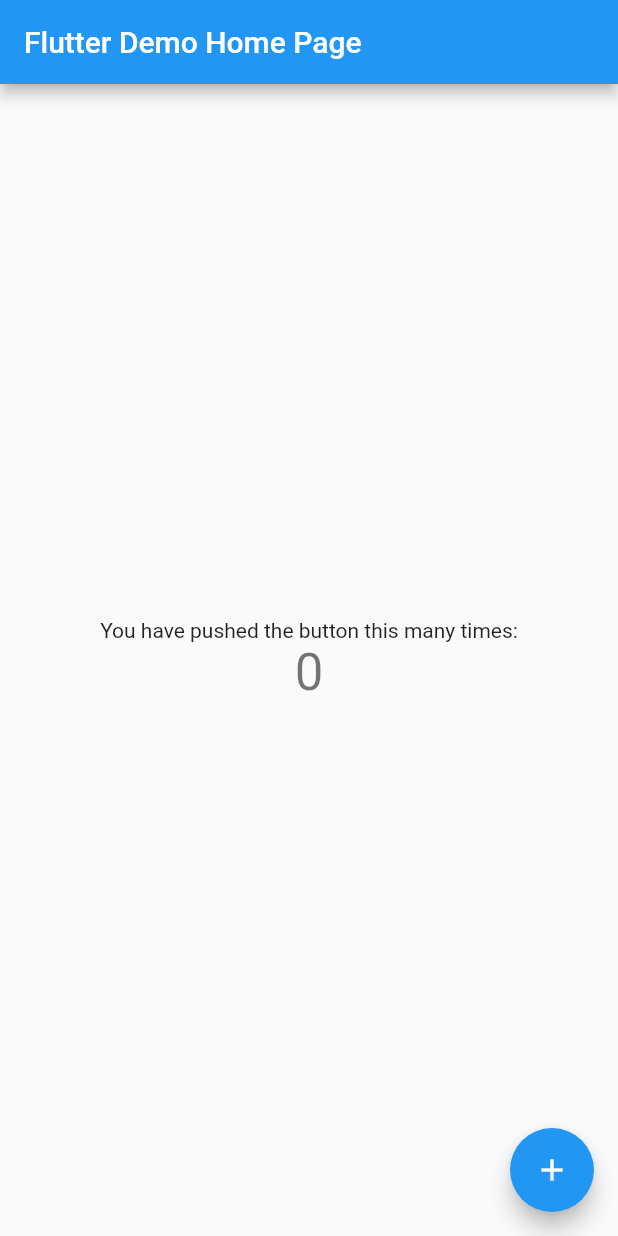
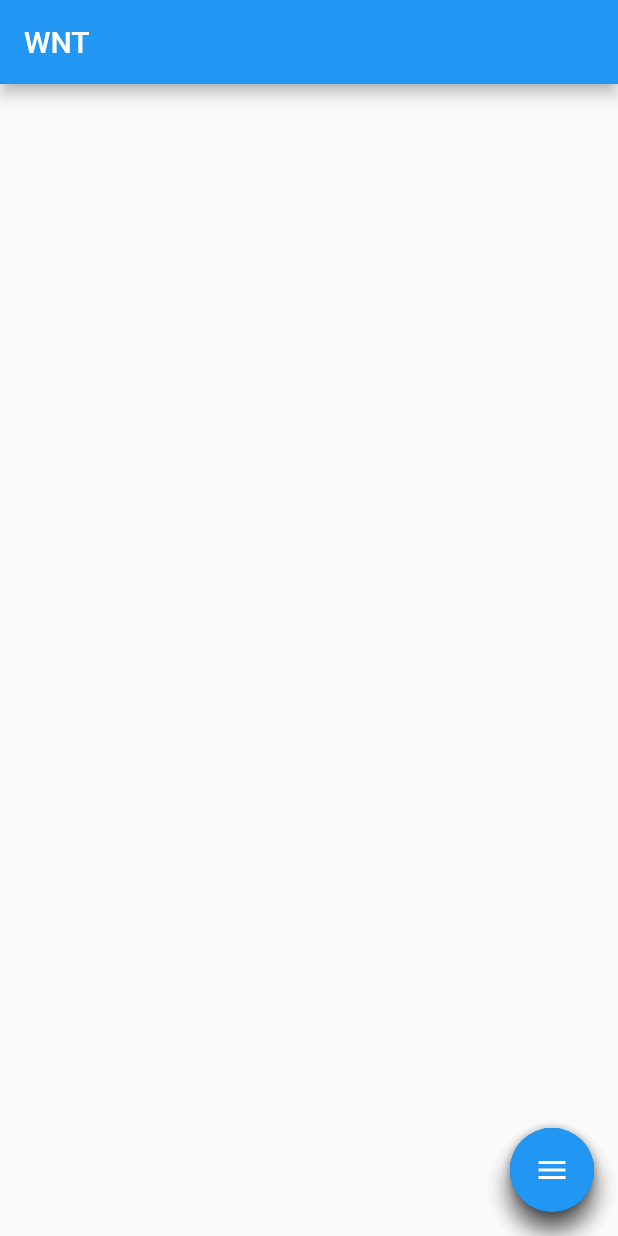
Before and after one commit to Mikiyas721/WCT, a Flutter app: the screen it shows after launch, on a phone screen of 412 x 824 dp. Run offline on Flutter 3.47's test engine with Material 2 defaults, Android fonts, the light colour scheme and no system bars.

Commit message:
Added raw custom fab code

```diff
--- a/lib/main.dart
+++ b/lib/main.dart
@@ -1,111 +1,18 @@
 import 'package:flutter/material.dart';
+import 'package:wct/ui/pages/homePage.dart';
 
 void main() => runApp(MyApp());
 
 class MyApp extends StatelessWidget {
-  // This widget is the root of your application.
+  final routes = {
+    '/': (BuildContext context)=>HomePage()
+  };
   @override
   Widget build(BuildContext context) {
     return MaterialApp(
-      title: 'Flutter Demo',
-      theme: ThemeData(
-        // This is the theme of your application.
-        //
-        // Try running your application with "flutter run". You'll see the
-        // application has a blue toolbar. Then, without quitting the app, try
-        // changing the primarySwatch below to Colors.green and then invoke
-        // "hot reload" (press "r" in the console where you ran "flutter run",
-        // or simply save your changes to "hot reload" in a Flutter IDE).
-        // Notice that the counter didn't reset back to zero; the application
-        // is not restarted.
-        primarySwatch: Colors.blue,
-      ),
-      home: MyHomePage(title: 'Flutter Demo Home Page'),
+      title: 'Water and Calorie Tracker',
+      routes: routes,
+      initialRoute: '/',
     );
   }
 }
-
-class MyHomePage extends StatefulWidget {
-  MyHomePage({Key key, this.title}) : super(key: key);
-
-  // This widget is the home page of your application. It is stateful, meaning
-  // that it has a State object (defined below) that contains fields that affect
-  // how it looks.
-
-  // This class is the configuration for the state. It holds the values (in this
-  // case the title) provided by the parent (in this case the App widget) and
-  // used by the build method of the State. Fields in a Widget subclass are
-  // always marked "final".
-
-  final String title;
-
-  @override
-  _MyHomePageState createState() => _MyHomePageState();
-}
-
-class _MyHomePageState extends State<MyHomePage> {
-  int _counter = 0;
-
-  void _incrementCounter() {
-    setState(() {
-      // This call to setState tells the Flutter framework that something has
-      // changed in this State, which causes it to rerun the build method below
-      // so that the display can reflect the updated values. If we changed
-      // _counter without calling setState(), then the build method would not be
-      // called again, and so nothing would appear to happen.
-      _counter++;
-    });
-  }
-
-  @override
-  Widget build(BuildContext context) {
-    // This method is rerun every time setState is called, for instance as done
-    // by the _incrementCounter method above.
-    //
-    // The Flutter framework has been optimized to make rerunning build methods
-    // fast, so that you can just rebuild anything that needs updating rather
-    // than having to individually change instances of widgets.
-    return Scaffold(
-      appBar: AppBar(
-        // Here we take the value from the MyHomePage object that was created by
-        // the App.build method, and use it to set our appbar title.
-        title: Text(widget.title),
-      ),
-      body: Center(
-        // Center is a layout widget. It takes a single child and positions it
-        // in the middle of the parent.
-        child: Column(
-          // Column is also a layout widget. It takes a list of children and
-          // arranges them vertically. By default, it sizes itself to fit its
-          // children horizontally, and tries to be as tall as its parent.
-          //
-          // Invoke "debug painting" (press "p" in the console, choose the
-          // "Toggle Debug Paint" action from the Flutter Inspector in Android
-          // Studio, or the "Toggle Debug Paint" command in Visual Studio Code)
-          // to see the wireframe for each widget.
-          //
-          // Column has various properties to control how it sizes itself and
-          // how it positions its children. Here we use mainAxisAlignment to
-          // center the children vertically; the main axis here is the vertical
-          // axis because Columns are vertical (the cross axis would be
-          // horizontal).
-          mainAxisAlignment: MainAxisAlignment.center,
-          children: <Widget>[
-            Text(
-              'You have pushed the button this many times:',
-            ),
-            Text(
-              '$_counter',
-              style: Theme.of(context).textTheme.display1,
-            ),
-          ],
-        ),
-      ),
-      floatingActionButton: FloatingActionButton(
-        onPressed: _incrementCounter,
-        tooltip: 'Increment',
-        child: Icon(Icons.add),
-      ), // This trailing comma makes auto-formatting nicer for build methods.
-    );
-  }
-}
--- /dev/null
+++ b/lib/ui/customWidgets/myFloatingActionButton.dart
@@ -0,0 +1,150 @@
+import 'package:flutter/material.dart';
+
+class FancyFab extends StatefulWidget {
+  final Function() onPressed;
+  final String tooltip;
+  final IconData icon;
+
+  FancyFab({this.onPressed, this.tooltip, this.icon});
+
+  @override
+  _FancyFabState createState() => _FancyFabState();
+}
+
+class _FancyFabState extends State<FancyFab>
+    with SingleTickerProviderStateMixin {
+  bool isOpened = false;
+  AnimationController _animationController;
+  Animation<Color> _buttonColor;
+  Animation<double> _animateIcon;
+  Animation<double> _translateButton;
+  Curve _curve = Curves.easeOut;
+  double _fabHeight = 56.0;
+
+  @override
+  initState() {
+    _animationController =
+    AnimationController(vsync: this, duration: Duration(milliseconds: 500))
+      ..addListener(() {
+        setState(() {});
+      });
+    _animateIcon =
+        Tween<double>(begin: 0.0, end: 1.0).animate(_animationController);
+    _buttonColor = ColorTween(
+      begin: Colors.blue,
+      end: Colors.red,
+    ).animate(CurvedAnimation(
+      parent: _animationController,
+      curve: Interval(
+      0.00,
+      1.00,
+      curve: Curves.linear,
+    ),
+    ));
+    _translateButton = Tween<double>(
+    begin: _fabHeight,
+    end: -14.0,
+    ).animate(CurvedAnimation(
+    parent: _animationController,
+    curve: Interval(
+    0.0,
+    0.75,
+    curve: _curve,
+    ),
+    ));
+    super.initState();
+  }
+
+  @override
+  dispose() {
+    _animationController.dispose();
+    super.dispose();
+  }
+
+  animate() {
+    if (!isOpened) {
+      _animationController.forward();
+    } else {
+      _animationController.reverse();
+    }
+    isOpened = !isOpened;
+  }
+
+  Widget add() {
+    return Container(
+      child: FloatingActionButton(
+        onPressed: null,
+        tooltip: 'Add',
+        child: Icon(Icons.add),
+      ),
+    );
+  }
+
+  Widget image() {
+    return Container(
+      child: FloatingActionButton(
+        onPressed: null,
+        tooltip: 'Image',
+        child: Icon(Icons.image),
+      ),
+    );
+  }
+
+  Widget inbox() {
+    return Container(
+      child: FloatingActionButton(
+        onPressed: null,
+        tooltip: 'Inbox',
+        child: Icon(Icons.inbox),
+      ),
+    );
+  }
+
+  Widget toggle() {
+    return Container(
+      child: FloatingActionButton(
+        backgroundColor: _buttonColor.value,
+        onPressed: animate,
+        tooltip: 'Toggle',
+        child: AnimatedIcon(
+          icon: AnimatedIcons.menu_close,
+          progress: _animateIcon,
+        ),
+      ),
+    );
+  }
+
+  @override
+  Widget build(BuildContext context) {
+    return Column(
+      mainAxisAlignment: MainAxisAlignment.end,
+      children: <Widget>[
+        Transform(
+          transform: Matrix4.translationValues(
+            0.0,
+            _translateButton.value * 3.0,
+            0.0,
+          ),
+          child: add(),
+        ),
+        Transform(
+          transform: Matrix4.translationValues(
+            0.0,
+            _translateButton.value * 2.0,
+            0.0,
+          ),
+          child: image(),
+        ),
+        Transform(
+          transform: Matrix4.translationValues(
+            0.0,
+            _translateButton.value,
+            0.0,
+          ),
+          child: inbox(),
+        ),
+        toggle(),
+      ],
+    );
+  }
+}
--- /dev/null
+++ b/lib/ui/pages/homePage.dart
@@ -0,0 +1,15 @@
+import 'package:flutter/material.dart';
+import 'package:wct/ui/customWidgets/myFloatingActionButton.dart';
+
+class HomePage extends StatelessWidget {
+  @override
+  Widget build(BuildContext context) {
+    return Scaffold(
+      appBar: AppBar(
+        title: Text('WNT'),
+      ),
+      body: null,
+      floatingActionButton: FancyFab(),
+    );
+  }
+}
```
